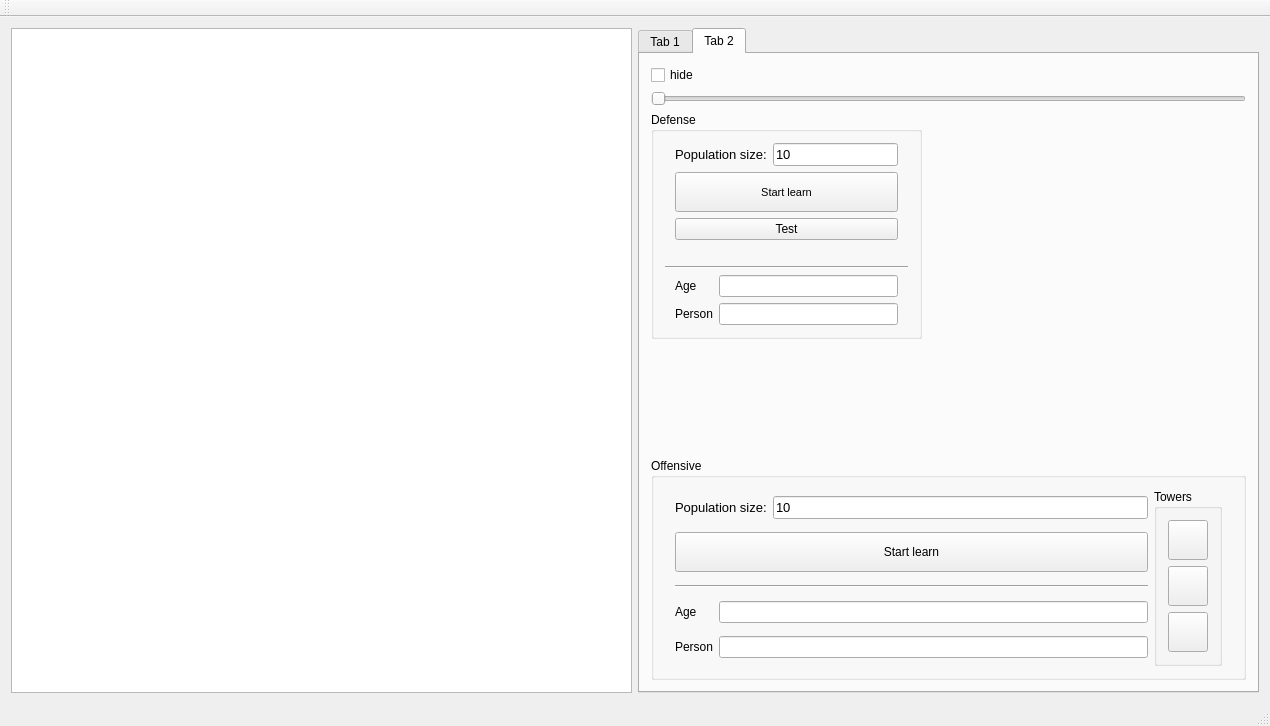
Qt form mainwindow.ui (pierok/StarWarsTD) before a commit.
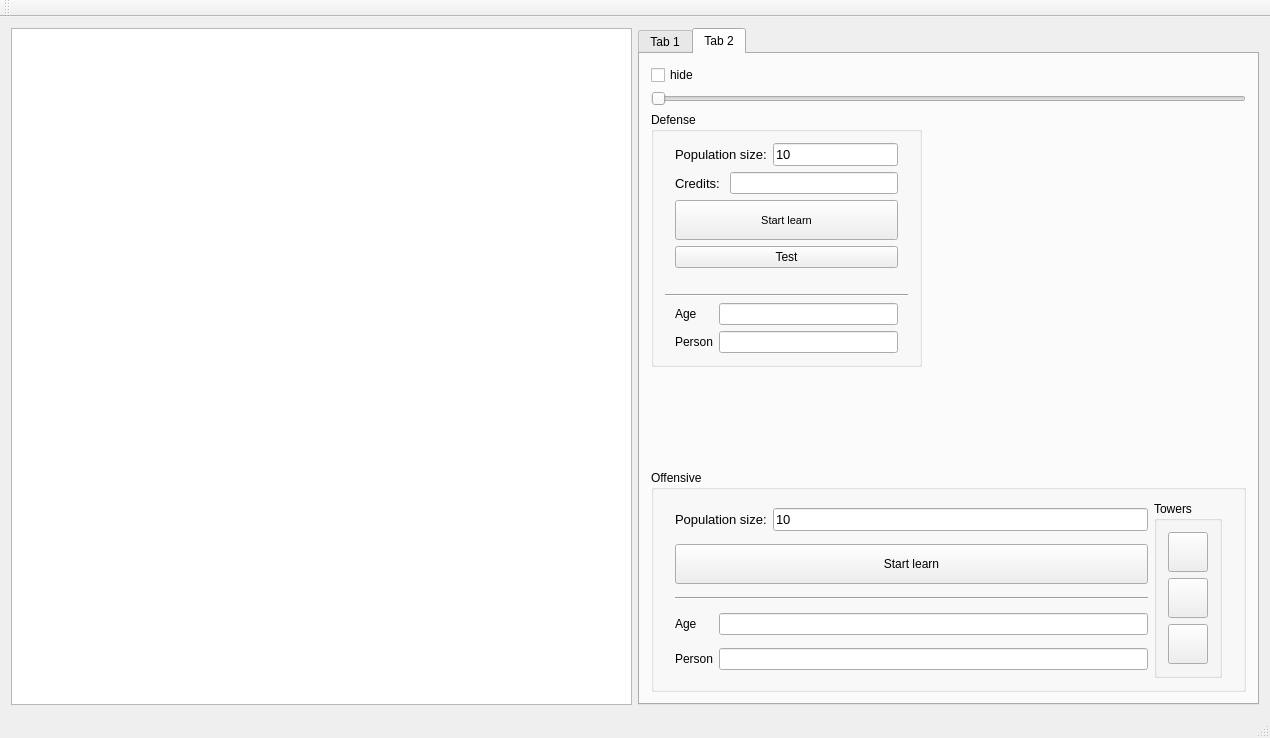
The same form after that commit. Custom widgets are drawn as their Qt base class.

The edit to the form file:
```diff
--- a/mainwindow.ui
+++ b/mainwindow.ui
@@ -7,7 +7,7 @@
     <x>0</x>
     <y>0</y>
     <width>1270</width>
-    <height>726</height>
+    <height>738</height>
    </rect>
   </property>
   <property name="sizePolicy">
@@ -334,6 +334,25 @@
                </item>
               </layout>
              </item>
+             <item>
+              <layout class="QHBoxLayout" name="horizontalLayout_7">
+               <item>
+                <widget class="QLabel" name="label">
+                 <property name="font">
+                  <font>
+                   <pointsize>10</pointsize>
+                  </font>
+                 </property>
+                 <property name="text">
+                  <string>Credits: </string>
+                 </property>
+                </widget>
+               </item>
+               <item>
+                <widget class="QLineEdit" name="creditsLineEdit"/>
+               </item>
+              </layout>
+             </item>
              <item>
               <widget class="QPushButton" name="learnButton">
                <property name="minimumSize">
```
